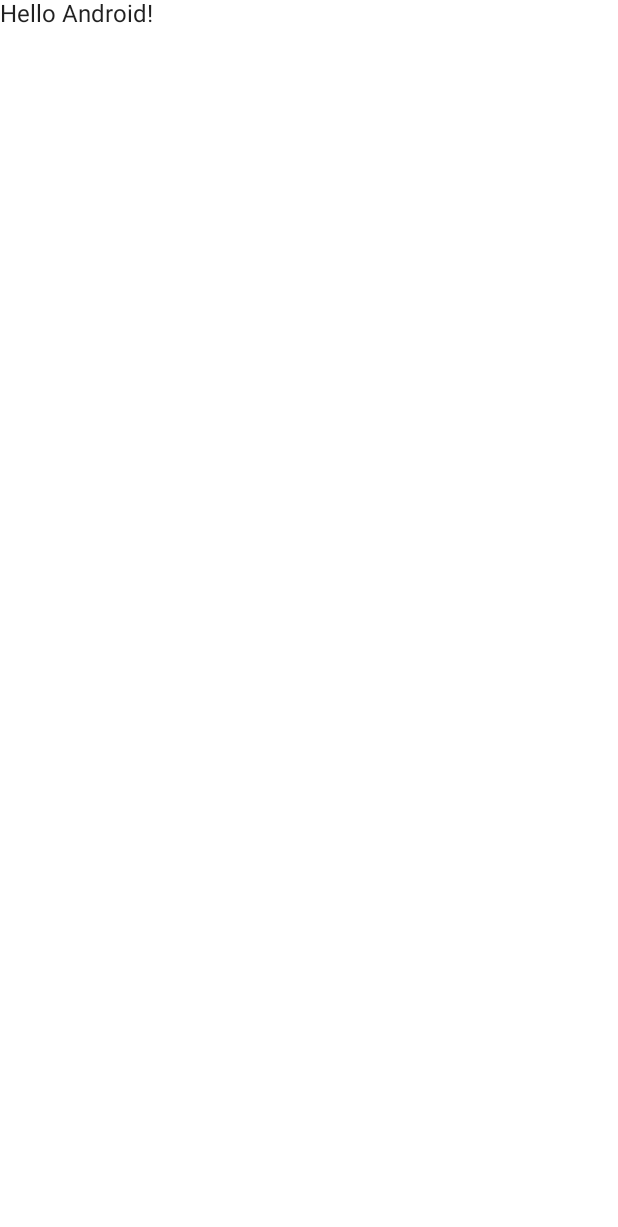
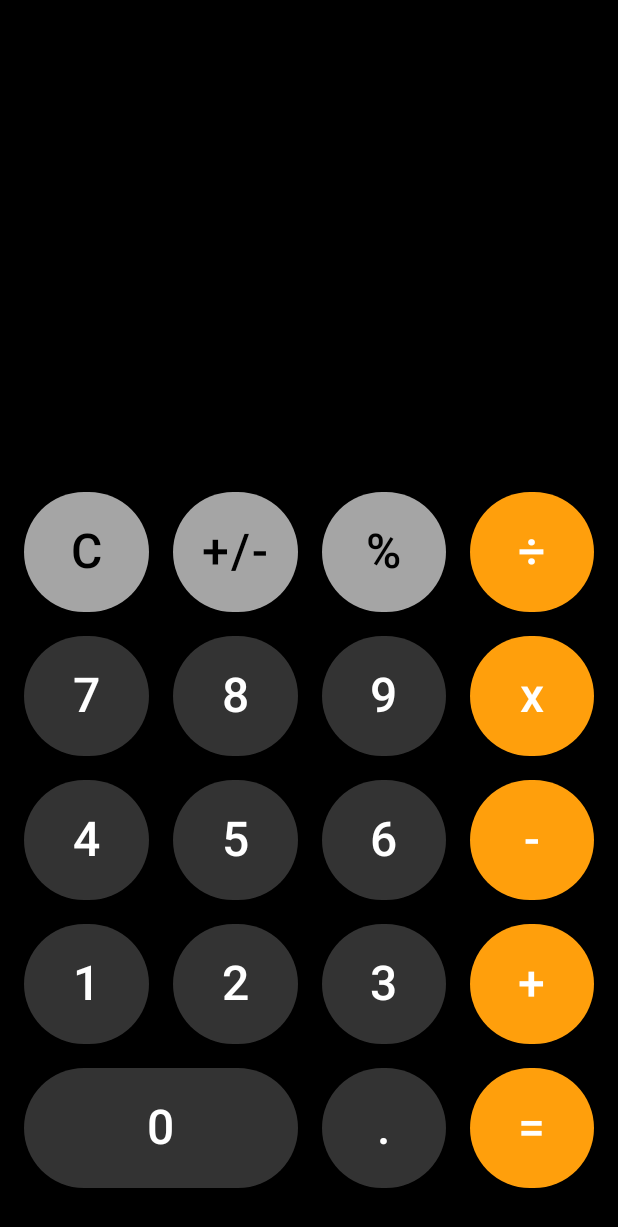
Before and after one commit to nerdy-plutonian-ng/iphone_calculator, an Android app built with Jetpack Compose: the screen it shows after launch (MainActivity), on a phone screen of 412 x 824 dp. Before the commit the part shown is almost empty. Shown: the top 1227 px of the screen. Run offline under Robolectric (Android 15) with nearby library versions, the phone set to English and light mode, and no system bars.

Commit message:
completed portrait only layout

```diff
--- a/app/src/main/java/com/nerdymykl/iphonecalculator/MainActivity.kt
+++ b/app/src/main/java/com/nerdymykl/iphonecalculator/MainActivity.kt
@@ -1,43 +1,125 @@
 package com.nerdymykl.iphonecalculator
 
 import android.os.Bundle
+import android.widget.Toast
 import androidx.activity.ComponentActivity
 import androidx.activity.compose.setContent
-import androidx.compose.foundation.layout.fillMaxSize
-import androidx.compose.material.MaterialTheme
-import androidx.compose.material.Surface
-import androidx.compose.material.Text
-import androidx.compose.runtime.Composable
+import androidx.compose.foundation.layout.*
+import androidx.compose.foundation.lazy.grid.GridCells
+import androidx.compose.foundation.lazy.grid.GridItemSpan
+import androidx.compose.foundation.lazy.grid.LazyVerticalGrid
+import androidx.compose.foundation.shape.CircleShape
+import androidx.compose.material.*
+import androidx.compose.material.MaterialTheme.colors
+import androidx.compose.runtime.*
+import androidx.compose.ui.Alignment
 import androidx.compose.ui.Modifier
+import androidx.compose.ui.graphics.Color
 import androidx.compose.ui.tooling.preview.Preview
-import com.nerdymykl.iphonecalculator.ui.theme.IphoneCalculatorTheme
+import androidx.compose.ui.unit.dp
+import androidx.compose.ui.unit.sp
+import com.nerdymykl.iphonecalculator.model.ButtonItem
+import com.nerdymykl.iphonecalculator.model.ButtonItemFactory
+import com.nerdymykl.iphonecalculator.model.ButtonType
+import com.nerdymykl.iphonecalculator.ui.theme.darkGray
+import com.nerdymykl.iphonecalculator.ui.theme.lightGray
+import com.nerdymykl.iphonecalculator.ui.theme.orange
 
 class MainActivity : ComponentActivity() {
     override fun onCreate(savedInstanceState: Bundle?) {
         super.onCreate(savedInstanceState)
         setContent {
-            IphoneCalculatorTheme {
-                // A surface container using the 'background' color from the theme
-                Surface(
-                    modifier = Modifier.fillMaxSize(),
-                    color = MaterialTheme.colors.background
-                ) {
-                    Greeting("Android")
-                }
+            IphoneCalculatorApp(modifier = Modifier.fillMaxSize())
+        }
+    }
+}
+
+@Composable
+fun IphoneCalculatorApp(modifier: Modifier = Modifier) {
+
+    var displayText by remember { mutableStateOf("") }
+
+    var currentOperator by remember { mutableStateOf("") }
+
+    val setOperator =  { operator: String ->
+        currentOperator = operator
+    }
+
+
+    fun editDisplayText(text: String) {
+        displayText = "$displayText$text"
+    }
+
+    val clear = {
+        displayText = ""
+    }
+
+    Surface(color = Color.Black, modifier = modifier) {
+        Column(Modifier.padding(8.dp)) {
+            DisplayPane(modifier = Modifier
+                .weight(1f)
+                .fillMaxSize(), text = displayText)
+            ButtonPane(modifier = Modifier
+                .weight(3f)
+                .fillMaxSize(),::editDisplayText,clear, currentOperator,setOperator)
+        }
+    }
+}
+
+@Composable
+fun DisplayPane(modifier: Modifier = Modifier,text : String) {
+    Column(modifier = modifier, verticalArrangement = Arrangement.Bottom, horizontalAlignment = Alignment.End) {
+        Text(text = text, color = Color.White, fontSize = 64.sp, modifier = Modifier.padding(16.dp))
+    }
+}
+
+@Composable
+fun ButtonPane(modifier: Modifier = Modifier,onClick: (event: String) -> Unit,clear : () -> Unit,currentOperator : String,setOperator : (String) -> Unit) {
+    Box(Modifier.padding(bottom = 16.dp)) {
+        LazyVerticalGrid( GridCells.Fixed(4),) {
+            items(19,span = {GridItemSpan(if(it == 16) 2 else 1)}) {
+                RoundButton(ButtonItemFactory.buttonItems[it],onClick,clear, currentOperator,setOperator)
             }
         }
     }
 }
 
+
+
 @Composable
-fun Greeting(name: String) {
-    Text(text = "Hello $name!")
+fun RoundButton(
+    item: ButtonItem,
+    onClick: (event : String) -> Unit,
+    clear: () -> Unit,
+    currentOperator: String,
+    setOperator: (String) -> Unit,
+) {
+    Button(
+        onClick = {
+            if(item.type == ButtonType.Clear) {
+                clear()
+            } else if(item.type == ButtonType.Operator) {
+                setOperator(item.text)
+            }else {
+                onClick(item.text)
+            }
+        },
+        shape = CircleShape,
+        modifier = Modifier
+            .size(96.dp)
+            .padding(8.dp),
+        colors = ButtonDefaults.buttonColors(backgroundColor = if(currentOperator == item.text) Color.White else if (item.type == ButtonType.Digit) darkGray else if (item.type == ButtonType.Operator || item.type == ButtonType.Equals) orange else lightGray, )
+
+    ) {
+        Text(
+            text = item.text, color = if(currentOperator == item.text) orange else if(item.text == "C" || item.text == "+/-" || item.text == "%") Color.Black else Color.White, fontSize = 32.sp,)
+    }
 }
+
+
 
 @Preview(showBackground = true)
 @Composable
 fun DefaultPreview() {
-    IphoneCalculatorTheme {
-        Greeting("Android")
-    }
+    IphoneCalculatorApp(modifier = Modifier.fillMaxSize())
 }
--- /dev/null
+++ b/app/src/main/java/com/nerdymykl/iphonecalculator/model/ButtonItem.kt
@@ -0,0 +1,32 @@
+package com.nerdymykl.iphonecalculator.model
+
+class ButtonItem (val text: String, val type: ButtonType) {
+}
+
+enum class ButtonType {
+        Digit, Operator, Clear, Equals,PlusMinus, Percent,
+}
+
+object ButtonItemFactory {
+    val buttonItems = listOf(
+            ButtonItem("C", ButtonType.Clear),
+            ButtonItem("+/-", ButtonType.PlusMinus),
+            ButtonItem("%", ButtonType.Percent),
+            ButtonItem("÷", ButtonType.Operator),
+            ButtonItem("7", ButtonType.Digit),
+            ButtonItem("8", ButtonType.Digit),
+            ButtonItem("9", ButtonType.Digit),
+            ButtonItem("x", ButtonType.Operator),
+            ButtonItem("4", ButtonType.Digit),
+            ButtonItem("5", ButtonType.Digit),
+            ButtonItem("6", ButtonType.Digit),
+            ButtonItem("-", ButtonType.Operator),
+            ButtonItem("1", ButtonType.Digit),
+            ButtonItem("2", ButtonType.Digit),
+            ButtonItem("3", ButtonType.Digit),
+            ButtonItem("+", ButtonType.Operator),
+            ButtonItem("0", ButtonType.Digit),
+            ButtonItem(".", ButtonType.Digit),
+            ButtonItem("=", ButtonType.Equals)
+        )
+}
--- a/app/src/main/java/com/nerdymykl/iphonecalculator/ui/theme/Color.kt
+++ b/app/src/main/java/com/nerdymykl/iphonecalculator/ui/theme/Color.kt
@@ -2,7 +2,6 @@ package com.nerdymykl.iphonecalculator.ui.theme
 
 import androidx.compose.ui.graphics.Color
 
-val Purple200 = Color(0xFFBB86FC)
-val Purple500 = Color(0xFF6200EE)
-val Purple700 = Color(0xFF3700B3)
-val Teal200 = Color(0xFF03DAC5)
+val lightGray = Color(0xFFA5A5A5)
+val darkGray= Color(0xFF333333)
+val orange =Color(0xFFFF9F0C)
--- a/app/src/main/java/com/nerdymykl/iphonecalculator/ui/theme/Shape.kt
+++ /dev/null
@@ -1,11 +0,0 @@
-package com.nerdymykl.iphonecalculator.ui.theme
-
-import androidx.compose.foundation.shape.RoundedCornerShape
-import androidx.compose.material.Shapes
-import androidx.compose.ui.unit.dp
-
-val Shapes = Shapes(
-    small = RoundedCornerShape(4.dp),
-    medium = RoundedCornerShape(4.dp),
-    large = RoundedCornerShape(0.dp)
-)
--- a/app/src/main/java/com/nerdymykl/iphonecalculator/ui/theme/Theme.kt
+++ /dev/null
@@ -1,47 +0,0 @@
-package com.nerdymykl.iphonecalculator.ui.theme
-
-import androidx.compose.foundation.isSystemInDarkTheme
-import androidx.compose.material.MaterialTheme
-import androidx.compose.material.darkColors
-import androidx.compose.material.lightColors
-import androidx.compose.runtime.Composable
-
-private val DarkColorPalette = darkColors(
-    primary = Purple200,
-    primaryVariant = Purple700,
-    secondary = Teal200
-)
-
-private val LightColorPalette = lightColors(
-    primary = Purple500,
-    primaryVariant = Purple700,
-    secondary = Teal200
-
-    /* Other default colors to override
-    background = Color.White,
-    surface = Color.White,
-    onPrimary = Color.White,
-    onSecondary = Color.Black,
-    onBackground = Color.Black,
-    onSurface = Color.Black,
-    */
-)
-
-@Composable
-fun IphoneCalculatorTheme(
-    darkTheme: Boolean = isSystemInDarkTheme(),
-    content: @Composable () -> Unit
-) {
-    val colors = if (darkTheme) {
-        DarkColorPalette
-    } else {
-        LightColorPalette
-    }
-
-    MaterialTheme(
-        colors = colors,
-        typography = Typography,
-        shapes = Shapes,
-        content = content
-    )
-}
--- a/app/src/main/java/com/nerdymykl/iphonecalculator/ui/theme/Type.kt
+++ /dev/null
@@ -1,28 +0,0 @@
-package com.nerdymykl.iphonecalculator.ui.theme
-
-import androidx.compose.material.Typography
-import androidx.compose.ui.text.TextStyle
-import androidx.compose.ui.text.font.FontFamily
-import androidx.compose.ui.text.font.FontWeight
-import androidx.compose.ui.unit.sp
-
-// Set of Material typography styles to start with
-val Typography = Typography(
-    body1 = TextStyle(
-        fontFamily = FontFamily.Default,
-        fontWeight = FontWeight.Normal,
-        fontSize = 16.sp
-    )
-    /* Other default text styles to override
-    button = TextStyle(
-        fontFamily = FontFamily.Default,
-        fontWeight = FontWeight.W500,
-        fontSize = 14.sp
-    ),
-    caption = TextStyle(
-        fontFamily = FontFamily.Default,
-        fontWeight = FontWeight.Normal,
-        fontSize = 12.sp
-    )
-    */
-)
```
